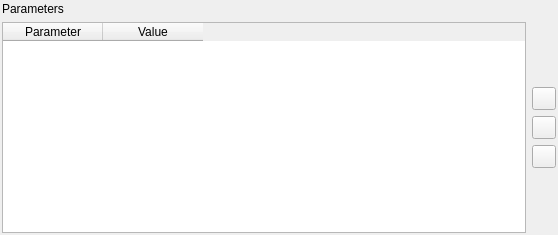
First picture: the form in src/terralib/qt/widgets/utils/ui/ParameterTableWidgetForm.ui, repository claudiobogossian/terralib5, before the edit.
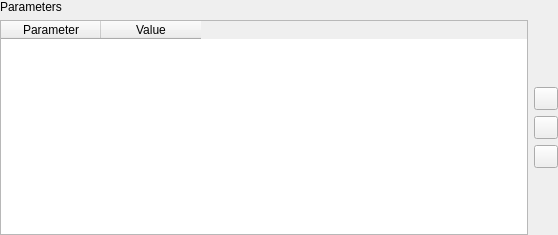
Second picture: the form after the edit.

Patch:
```diff
--- a/src/terralib/qt/widgets/utils/ui/ParameterTableWidgetForm.ui
+++ b/src/terralib/qt/widgets/utils/ui/ParameterTableWidgetForm.ui
@@ -15,7 +15,7 @@
   </property>
   <layout class="QGridLayout" name="gridLayout_4">
    <property name="margin">
-    <number>2</number>
+    <number>0</number>
    </property>
    <item row="0" column="0">
     <layout class="QGridLayout" name="gridLayout_3">
```
